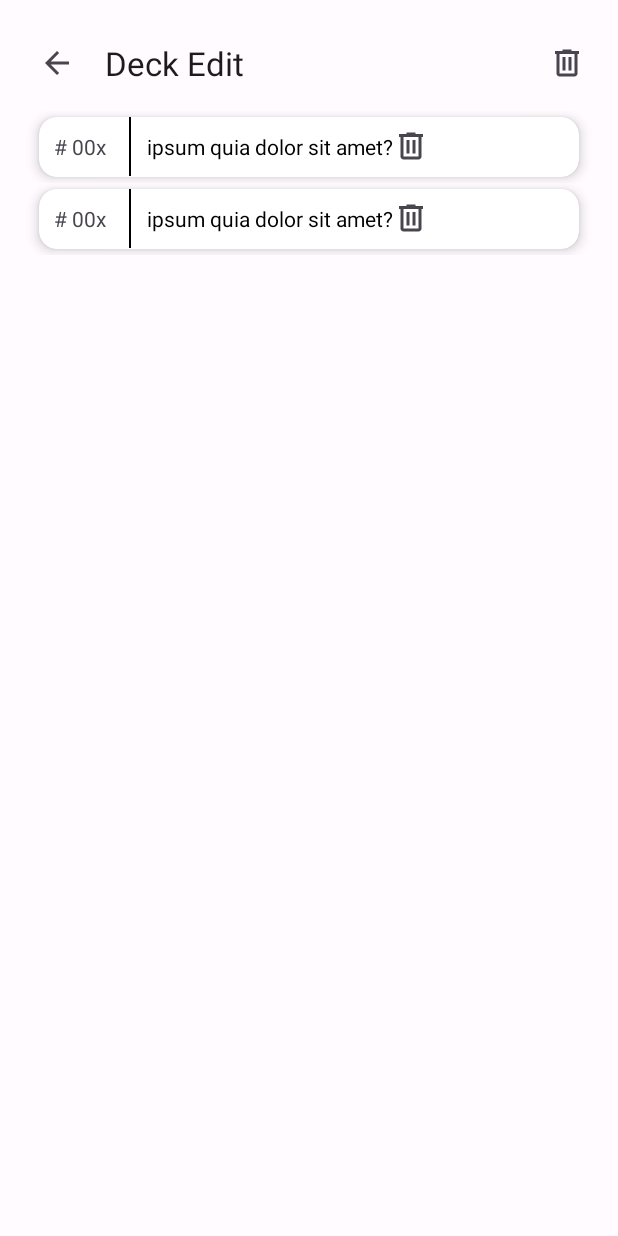
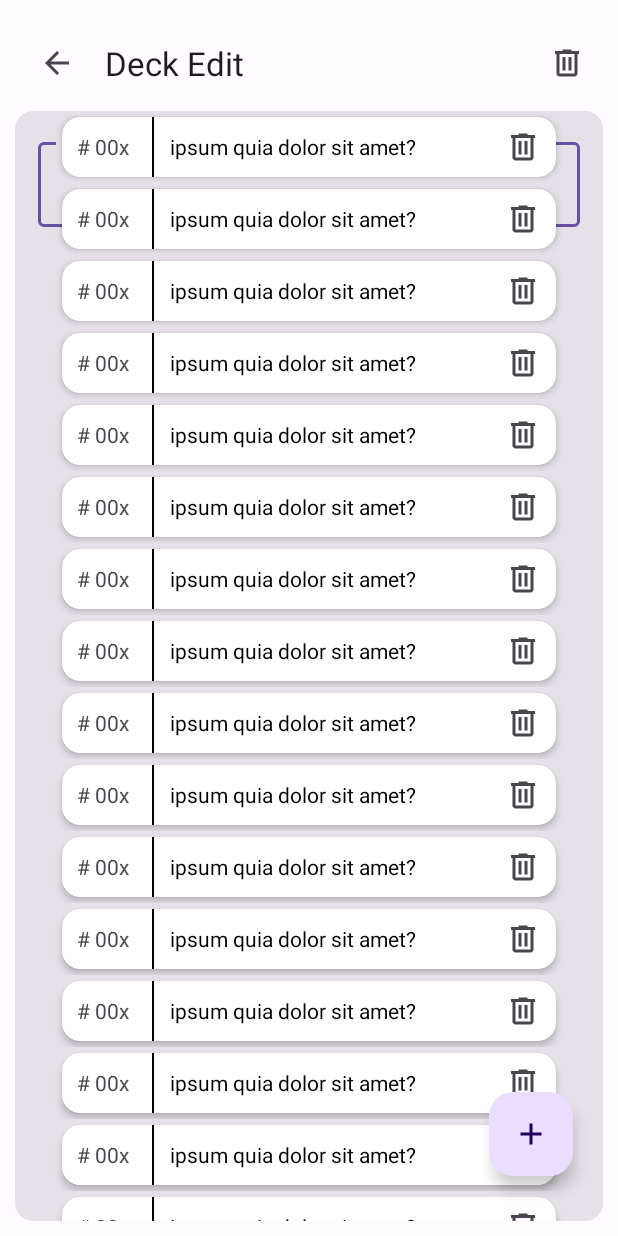
Before and after one commit to harouzie/android-final, an Android app: the DeckEditActivity screen opened directly, with no data from a screen before it, on a phone screen of 412 x 824 dp. Run offline under Robolectric (Android 15) with nearby library versions, the phone set to English and light mode, and no system bars.

Commit message:
UI patch 2.3.2 Deck Edit 80%

```diff
--- a/app/src/main/java/tdtu/fit/hrz/flashcards/activities/DeckEditActivity.java
+++ b/app/src/main/java/tdtu/fit/hrz/flashcards/activities/DeckEditActivity.java
@@ -9,6 +9,7 @@ import android.content.Intent;
 import android.os.Bundle;
 import android.view.Menu;
 import android.view.MenuItem;
+import android.view.View;
 import android.widget.Toast;
 
 import java.util.ArrayList;
@@ -52,9 +53,13 @@ public class DeckEditActivity extends AppCompatActivity {
 
     private ArrayList<Card> loadFlashcard(){
         ArrayList<Card> f = new ArrayList<>();
-        for (int i = 0; i < 2; i++) {
+        for (int i = 0; i < 20; i++) {
             f.add(new Card());
         }
         return f;
     }
+    // TODO delete flashcard - deck change
+    public void deleteFlashCard(View view) {
+        Toast.makeText(this, "Delete card action", Toast.LENGTH_SHORT).show();
+    }
 }
--- a/app/src/main/java/tdtu/fit/hrz/flashcards/controllers/CardRCVAdapter.java
+++ b/app/src/main/java/tdtu/fit/hrz/flashcards/controllers/CardRCVAdapter.java
@@ -28,13 +28,9 @@ public class CardRCVAdapter extends
         this.resourceId = resourceId;
         this.flashcards = flashcards;
         this.mInflater = LayoutInflater.from(context);
-        this.onCardClickListener = (view, position) -> view.flipCard();
-        this.onCardLongClickListener = new onCardLongClickListener() {
-            @Override
-            public void onClick(CardViewHolder view, int position) {
-                Intent intent = new Intent(context, CardEditActivity.class);
-                context.startActivity(intent);
-            }
+        this.onCardClickListener = (view, position) -> {
+            Intent intent = new Intent(context, CardEditActivity.class);
+            context.startActivity(intent);
         };
     }
 
--- /dev/null
+++ b/app/src/main/res/drawable/btn_delete.xml
@@ -0,0 +1,10 @@
+<?xml version="1.0" encoding="utf-8"?>
+<ripple xmlns:android="http://schemas.android.com/apk/res/android"
+    android:color="@color/cardview_light_background">
+    <item>
+        <shape android:shape="rectangle">
+            <corners android:radius="25dp" />
+            <solid android:color="@android:color/white" />
+        </shape>
+    </item>
+</ripple>
--- /dev/null
+++ b/app/src/main/res/drawable/ic_add.xml
@@ -0,0 +1,10 @@
+<vector xmlns:android="http://schemas.android.com/apk/res/android"
+    android:width="24dp"
+    android:height="24dp"
+    android:viewportWidth="960"
+    android:viewportHeight="960"
+    android:tint="?attr/colorControlNormal">
+  <path
+      android:fillColor="@android:color/white"
+      android:pathData="M440,520L200,520L200,440L440,440L440,200L520,200L520,440L760,440L760,520L520,520L520,760L440,760L440,520Z"/>
+</vector>
--- /dev/null
+++ b/app/src/main/res/drawable/ic_num_card.xml
@@ -0,0 +1,10 @@
+<vector xmlns:android="http://schemas.android.com/apk/res/android"
+    android:width="24dp"
+    android:height="24dp"
+    android:viewportWidth="960"
+    android:viewportHeight="960"
+    android:tint="?attr/colorControlNormal">
+  <path
+      android:fillColor="@android:color/white"
+      android:pathData="M159,792L125,778Q94,765 83.5,733Q73,701 87,670L159,514L159,792ZM319,880Q286,880 262.5,856.5Q239,833 239,800L239,560L345,854Q348,861 351,867.5Q354,874 359,880L319,880ZM525,876Q493,888 463,873Q433,858 421,826L243,338Q231,306 245,275.5Q259,245 291,234L593,124Q625,112 655,127Q685,142 697,174L875,662Q887,694 873,724.5Q859,755 827,766L525,876ZM439,400Q456,400 467.5,388.5Q479,377 479,360Q479,343 467.5,331.5Q456,320 439,320Q422,320 410.5,331.5Q399,343 399,360Q399,377 410.5,388.5Q422,400 439,400ZM497,800L799,690L621,200L319,310L497,800ZM319,310L319,310L621,200L621,200L319,310Z"/>
+</vector>
--- a/app/src/main/res/layout/activity_deck_edit.xml
+++ b/app/src/main/res/layout/activity_deck_edit.xml
@@ -32,13 +32,87 @@
             app:title="Deck Edit" />
     </androidx.coordinatorlayout.widget.CoordinatorLayout>
 
-
-    <androidx.recyclerview.widget.RecyclerView
-        android:id="@+id/flashcardRCV"
-        android:layout_width="match_parent"
+    <androidx.cardview.widget.CardView
+        android:layout_width="wrap_content"
         android:layout_height="match_parent"
         android:layout_below="@id/deckEditTopBarLayout"
-        android:layout_alignParentBottom="true"
-        android:layout_centerHorizontal="true" />
+        app:cardCornerRadius="12dp"
+        app:cardElevation="0dp">
+        <RelativeLayout
+            android:layout_width="match_parent"
+            android:layout_height="match_parent"
+            android:background="@color/md_theme_light_deck_edit_grayish">
+
+            <com.google.android.material.textfield.TextInputLayout
+                android:layout_width="match_parent"
+                android:layout_height="wrap_content"
+                android:layout_margin="15dp">
+
+                <com.google.android.material.textfield.TextInputEditText
+                    android:layout_width="match_parent"
+                    android:layout_height="wrap_content"
+                    android:hint="@string/ipsum_quia_dolor_sit_amet">
+
+                </com.google.android.material.textfield.TextInputEditText>
+            </com.google.android.material.textfield.TextInputLayout>
+
+            <LinearLayout
+                android:id="@+id/dividerLayout"
+                android:layout_width="match_parent"
+                android:layout_height="wrap_content"
+                android:layout_above="@id/flashcardRCV"
+                android:orientation="horizontal"
+                android:paddingRight="10dp">
+
+                <com.google.android.material.divider.MaterialDivider
+                    android:layout_width="0dp"
+                    android:layout_height="1dp"
+                    app:dividerColor="@color/black"
+                    android:layout_gravity="center_vertical"
+                    android:layout_weight="8"/>
+
+                <ImageView
+                    android:layout_width="0dp"
+                    android:layout_height="24dp"
+                    android:src="@drawable/ic_num_card"
+                    android:layout_weight="1"/>
+
+                <TextView
+                    android:layout_width="0dp"
+                    android:layout_height="wrap_content"
+                    android:layout_gravity="center_vertical"
+                    android:text="999"
+                    android:textSize="14sp"
+                    android:gravity="left"
+                    android:layout_weight="1"/>
+
+            </LinearLayout>
+
+            <androidx.recyclerview.widget.RecyclerView
+                android:id="@+id/flashcardRCV"
+                android:layout_width="match_parent"
+                android:layout_height="wrap_content"
+                android:layout_marginStart="15dp"
+                android:layout_marginEnd="15dp"
+                android:layout_alignParentBottom="true"
+                android:layout_centerHorizontal="true" />
+
+            <com.google.android.material.floatingactionbutton.FloatingActionButton
+                android:id="@+id/deckEditFAB"
+                android:layout_width="56dp"
+                android:layout_height="56dp"
+                android:layout_alignParentEnd="true"
+                android:layout_alignParentBottom="true"
+
+                android:layout_marginEnd="20dp"
+                android:layout_marginBottom="30dp"
+                android:src="@drawable/ic_add"
+                app:fabSize="mini"
+                android:contentDescription="@string/add_new_card" />
+
+        </RelativeLayout>
+    </androidx.cardview.widget.CardView>
+
+
 
 </RelativeLayout>
--- a/app/src/main/res/layout/rcv_card.xml
+++ b/app/src/main/res/layout/rcv_card.xml
@@ -14,9 +14,9 @@
         android:foreground="?attr/selectableItemBackground"
         android:background="@color/md_theme_light_questionCard"
         app:cardCornerRadius="12dp"
-        app:cardElevation="5dp">
+        app:cardElevation="3dp">
 
-        <LinearLayout
+        <RelativeLayout
             android:layout_width="match_parent"
             android:layout_height="wrap_content"
             android:orientation="horizontal">
@@ -25,17 +25,23 @@
                 android:id="@+id/cardIndex"
                 android:layout_width="wrap_content"
                 android:layout_height="wrap_content"
-                android:layout_margin="10dp"
+                android:layout_centerVertical="true"
                 android:layout_gravity="center_vertical"
-                android:textColorHint="@color/black"
-                android:text="@string/_00x"/>
+                android:layout_marginStart="10dp"
+                android:layout_marginTop="10dp"
+                android:layout_marginEnd="10dp"
+                android:layout_marginBottom="10dp"
+                android:text="@string/_00x"
+                android:textColorHint="@color/black" />
 
             <com.google.android.material.divider.MaterialDivider
+                android:id="@+id/cardDivider"
                 android:layout_width="1dp"
                 android:layout_height="match_parent"
                 android:layout_marginStart="5dp"
                 android:layout_marginEnd="5dp"
                 app:dividerColor="@color/black"
+                android:layout_toEndOf="@id/cardIndex"
                 />
             <TextView
                 android:id="@+id/cardQuestion"
@@ -43,7 +49,8 @@
                 android:layout_height="wrap_content"
                 android:layout_marginStart="5dp"
                 android:textColorHint="@color/black"
-                android:layout_gravity="center_vertical"
+                android:layout_centerVertical="true"
+                android:layout_toEndOf="@id/cardDivider"
                 android:hint="@string/ipsum_quia_dolor_sit_amet">
             </TextView>
             <ImageButton
@@ -51,10 +58,13 @@
                 android:layout_width="24dp"
                 android:layout_height="24dp"
                 android:src="@drawable/ic_delete"
-                android:background="@color/white"
-                android:layout_gravity="center_vertical"
-                />
-        </LinearLayout>
+                android:background="@drawable/btn_delete"
+                android:foreground="?attr/selectableItemBackground"
+                android:layout_centerVertical="true"
+                android:layout_alignParentEnd="true"
+                android:layout_marginEnd="10dp"
+                android:onClick="deleteFlashCard"/>
+        </RelativeLayout>
 
 
     </androidx.cardview.widget.CardView>
--- a/app/src/main/res/values/colors.xml
+++ b/app/src/main/res/values/colors.xml
@@ -32,7 +32,7 @@
     <color name="md_theme_light_outlineVariant">#CAC4D0</color>
     <color name="md_theme_light_scrim">#000000</color>
     <color name="md_theme_light_questionCard">#F7F2FA</color>
-
+    <color name="md_theme_light_deck_edit_grayish">#E6E0E9</color>
 <!--    Dark-->
     <color name="md_theme_dark_primary">#D0BCFF</color>
     <color name="md_theme_dark_onPrimary">#381E72</color>
--- a/app/src/main/res/values/strings.xml
+++ b/app/src/main/res/values/strings.xml
@@ -32,4 +32,5 @@
     <string name="password_confirmation_unmatched">Password confirmation unmatched!</string>
     <string name="ipsum_quia_dolor_sit_amet">ipsum quia dolor sit amet?</string>
     <string name="_00x"># 00x</string>
+    <string name="add_new_card">add new card</string>
 </resources>
```
